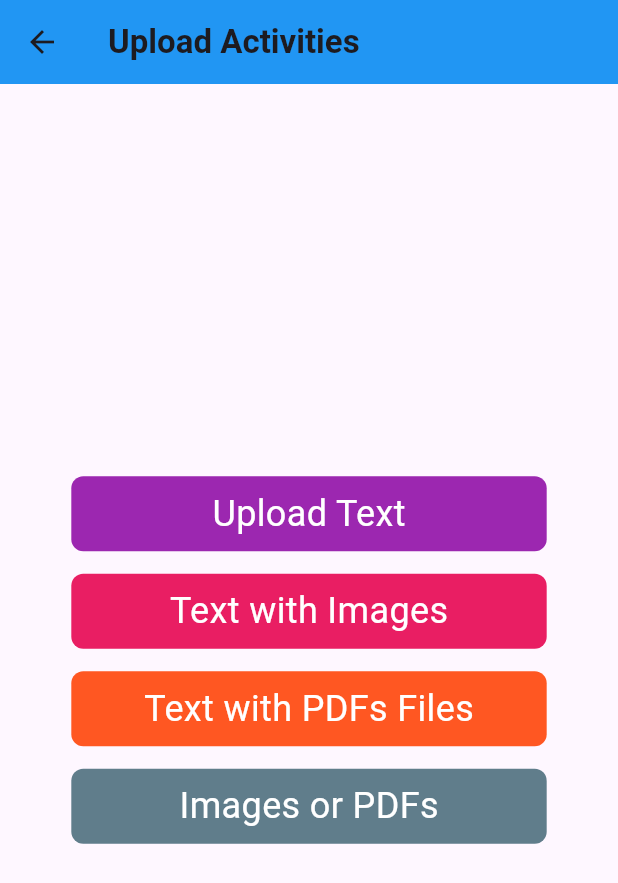
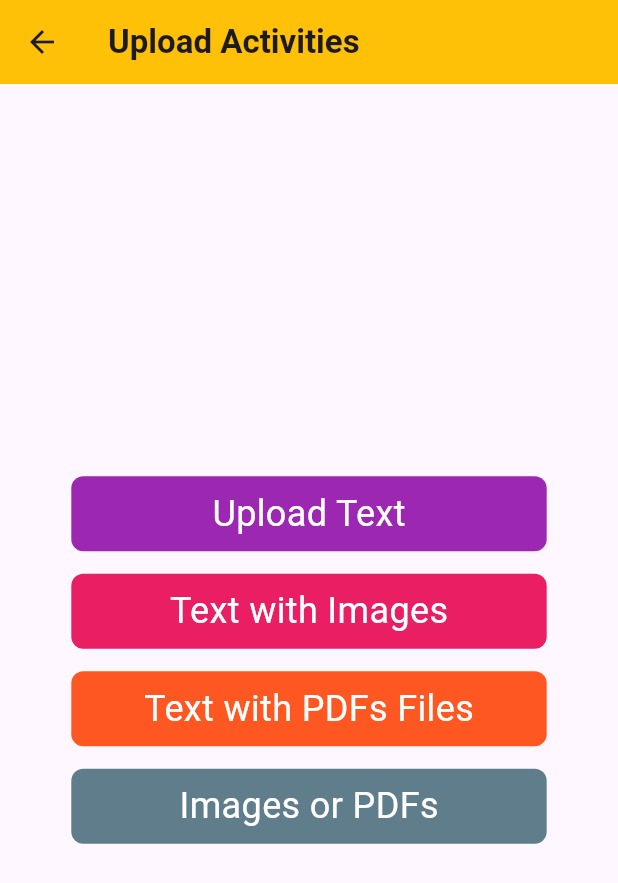
Before and after one commit to anumfatima362/activity_app, a Flutter app: the screen it shows after launch, after a tap on "UPLOAD", on a phone screen of 412 x 824 dp. Shown: the top 883 px of the screen. Run offline on Flutter 3.47's test engine with Material 3 defaults, Android fonts, the light colour scheme and no system bars; our stand-ins replace cloud_firestore, file_picker, firebase_core, firebase_storage, image_picker; missing offline and left inert: easy_pdf_viewer; accounts and stored records are empty.

Commit message:
fixed the issue of pubspec error

```diff
--- a/lib/MVVM/views/Show_Activities/show pdfs file/show_pdf.dart
+++ b/lib/MVVM/views/Show_Activities/show pdfs file/show_pdf.dart
@@ -31,7 +31,7 @@ class _ShowPDFsState extends State<ShowPDFs> {
   Widget build(BuildContext context) {
     return Scaffold(
       appBar: AppBar(
-        backgroundColor: Colors.blue,
+        backgroundColor: Colors.amber,
         title: const Text('Pdfs'),
       ),
       body: FutureBuilder<List<Map<String, dynamic>>>(
--- a/lib/MVVM/views/Show_Activities/show_activities_tab.dart
+++ b/lib/MVVM/views/Show_Activities/show_activities_tab.dart
@@ -9,7 +9,7 @@ class ShowActivities extends StatelessWidget {
   Widget build(BuildContext context) {
     return Scaffold(
       appBar: AppBar(
-        backgroundColor: Colors.blue,
+        backgroundColor: Colors.amber,
         title: const Text(
           'Show Activities',
           style: TextStyle(
--- a/lib/MVVM/views/Show_Activities/show_text_images/show_text_image.dart
+++ b/lib/MVVM/views/Show_Activities/show_text_images/show_text_image.dart
@@ -8,7 +8,7 @@ class ShowUser extends StatelessWidget {
   Widget build(BuildContext context) {
     return Scaffold(
       appBar: AppBar(
-        backgroundColor: Colors.blue,
+        backgroundColor: Colors.amber,
         title: const Text(
           'Show Text with Images',
           style: TextStyle(
--- a/lib/MVVM/views/Upload_Activity/UploadText/upload_text.dart
+++ b/lib/MVVM/views/Upload_Activity/UploadText/upload_text.dart
@@ -21,7 +21,7 @@ class _UploaTextState extends State<UploaText> {
 
     return Scaffold(
       appBar: AppBar(
-        backgroundColor: Colors.blue,
+        backgroundColor: Colors.amber,
         title: const Text(
           'Upload data to firebase ',
           style: TextStyle(color: Colors.white),
--- a/lib/MVVM/views/Upload_Activity/upload_avtivity_tabs.dart
+++ b/lib/MVVM/views/Upload_Activity/upload_avtivity_tabs.dart
@@ -9,7 +9,7 @@ class UploadActivities extends StatelessWidget {
   Widget build(BuildContext context) {
     return Scaffold(
       appBar: AppBar(
-        backgroundColor: Colors.blue,
+        backgroundColor: Colors.amber,
         title: const Text(
           'Upload Activities',
           style: TextStyle(
--- a/lib/MVVM/views/Upload_Activity/upload_images_pdfs/file_picker.dart
+++ b/lib/MVVM/views/Upload_Activity/upload_images_pdfs/file_picker.dart
@@ -15,7 +15,7 @@ class _UploadFileScreenState extends State<UploadFileScreen> {
     final controller = Provider.of<AddUserProvider>(context);
     return Scaffold(
       appBar: AppBar(
-        backgroundColor: Colors.blue,
+        backgroundColor: Colors.amber,
         title: const Text('File Upload Example'),
       ),
       body: Center(
--- a/lib/MVVM/views/Upload_Activity/upload_text_with_image/upload_text_image.dart
+++ b/lib/MVVM/views/Upload_Activity/upload_text_with_image/upload_text_image.dart
@@ -43,7 +43,7 @@ class _UploadUsersState extends State<UploadUsers> {
         Provider.of<AddUserProvider>(context);
     return Scaffold(
       appBar: AppBar(
-        backgroundColor: Colors.blue,
+        backgroundColor: Colors.amber,
         title: const Text(
           'Text with Images',
           style: TextStyle(
--- a/lib/MVVM/views/Upload_Activity/upload_text_with_pdf/upload_text_pdf.dart
+++ b/lib/MVVM/views/Upload_Activity/upload_text_with_pdf/upload_text_pdf.dart
@@ -21,7 +21,7 @@ class _UploadFilesState extends State<UploadFiles> {
 
     return Scaffold(
       appBar: AppBar(
-        backgroundColor: Colors.blue,
+        backgroundColor: Colors.amber,
         title: const Text('Upload PDF and Text'),
       ),
       body: Padding(
--- a/lib/MVVM/views/homepage/home.dart
+++ b/lib/MVVM/views/homepage/home.dart
@@ -8,11 +8,12 @@ class HomeScreen extends StatelessWidget {
   Widget build(BuildContext context) {
     return Scaffold(
       appBar: AppBar(
-        backgroundColor: Colors.blue,
+        backgroundColor: Colors.amber,
         title: const Center(
             child: Text(
           'Activity Plan',
           style: TextStyle(
+            color: Colors.black,
             fontWeight: FontWeight.w600,
           ),
         )),
@@ -29,14 +30,17 @@ class HomeScreen extends StatelessWidget {
                 },
                 child: Container(
                   height: 60,
-                  width: 150,
+                  width: 200,
                   decoration: const BoxDecoration(
-                      color: Colors.blue,
+                      color: Colors.amber,
                       borderRadius: BorderRadius.all(Radius.circular(8))),
                   child: const Center(
                       child: Text(
                     'UPLOAD',
-                    style: TextStyle(fontSize: 24, fontWeight: FontWeight.bold),
+                    style: TextStyle(
+                        color: Colors.white,
+                        fontSize: 24,
+                        fontWeight: FontWeight.bold),
                   )),
                 ),
               ),
@@ -49,15 +53,18 @@ class HomeScreen extends StatelessWidget {
                 },
                 child: Container(
                   height: 60,
-                  width: 150,
+                  width: 200,
                   decoration: const BoxDecoration(
-                    color: Colors.blue,
+                    color: Colors.amber,
                     borderRadius: BorderRadius.all(Radius.circular(8)),
                   ),
                   child: const Center(
                       child: Text(
                     'SHOW',
-                    style: TextStyle(fontSize: 24, fontWeight: FontWeight.bold),
+                    style: TextStyle(
+                        color: Colors.white,
+                        fontSize: 24,
+                        fontWeight: FontWeight.bold),
                   )),
                 ),
               ),
--- a/lib/main.dart
+++ b/lib/main.dart
@@ -7,7 +7,7 @@ import 'package:provider/provider.dart';
 
 void main() async {
   WidgetsFlutterBinding.ensureInitialized();
-  var firebaseApp = await Firebase.initializeApp(
+  await Firebase.initializeApp(
     options: DefaultFirebaseOptions.currentPlatform,
   );
   runApp(const MyApp());
@@ -22,7 +22,7 @@ class MyApp extends StatelessWidget {
     return MultiProvider(
       providers: ProviderHelper.Provider,
       child: MaterialApp(
-        title: 'Flutter Demo',
+        title: 'Activity App',
         debugShowCheckedModeBanner: false,
         theme: ThemeData(
           colorScheme: ColorScheme.fromSeed(seedColor: Colors.deepPurple),
--- a/pubspec.yaml
+++ b/pubspec.yaml
@@ -19,7 +19,7 @@ publish_to: "none" # Remove this line if you wish to publish to pub.dev
 version: 1.0.0+1
 
 environment:
-  sdk: ">=3.2.2 <4.0.0"
+  sdk:  '>=3.0.6 <4.0.0'
 
 # Dependencies specify other packages that your package needs in order to work.
 # To automatically upgrade your package dependencies to the latest versions
```
Also changed, not shown: lib/MVVM/views/Show_Activities/showtext/show_text.dart (+7 -4 lines), pubspec.lock.
